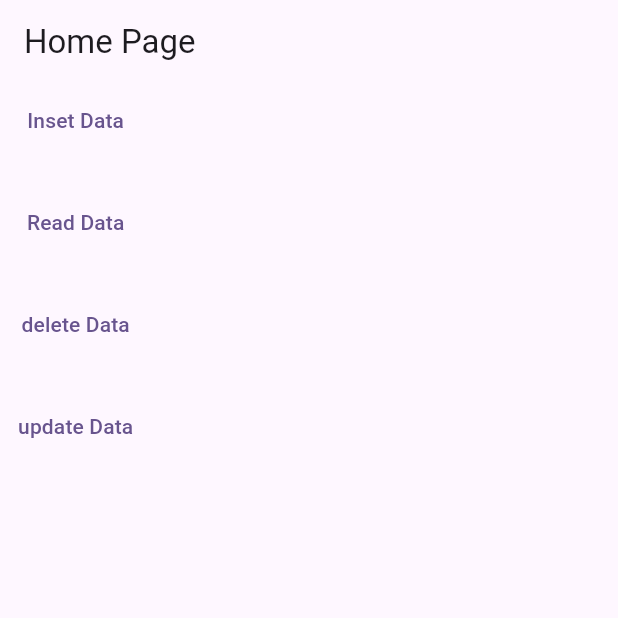
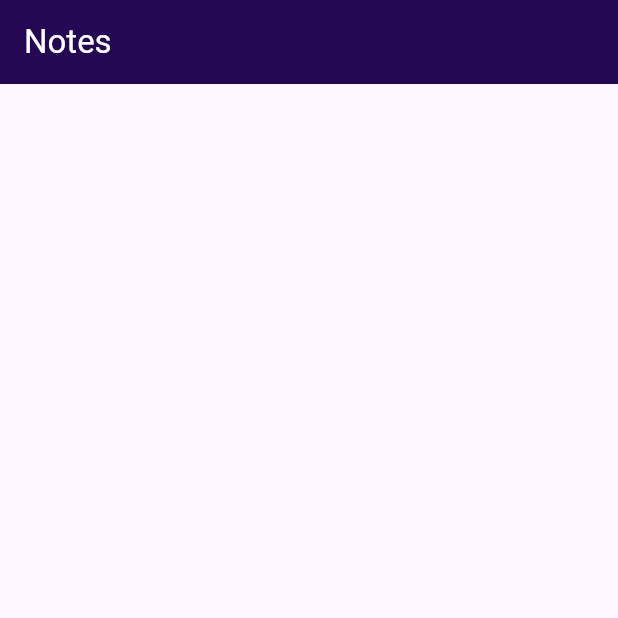
Before and after one commit to MohamedAliShaltoot/TODo_App, a Flutter app: the screen it shows after launch, on a phone screen of 412 x 824 dp, the top half of it. Run offline on Flutter 3.47's test engine with Material 3 defaults, Android fonts, the phone set to English and light mode, and no system bars; our stand-ins replace sqflite; accounts and stored records are empty.

Commit message:
modify UI

```diff
--- a/lib/home_page.dart
+++ b/lib/home_page.dart
@@ -1,4 +1,3 @@
-import 'package:flutter/foundation.dart';
 import 'package:flutter/material.dart';
 import 'package:sqflite_app/DataBase/sqf_lite.dart';
 
@@ -12,47 +11,42 @@ class MyHomePage extends StatefulWidget {
 class _MyHomePageState extends State<MyHomePage> {
   SqfLiteDb sqfLiteDb = SqfLiteDb();
 
+  Future<List<Map>> ireadData() async {
+    List<Map> response = await sqfLiteDb.readData("SELECT * FROM 'notes' ");
+    return response;
+  }
+
   @override
   Widget build(BuildContext context) {
     return Scaffold(
       appBar: AppBar(
-        title: const Text("Home Page"),
+        title: const Text("Notes",style: TextStyle(color: Colors.white),),
+        backgroundColor: const Color.fromARGB(255, 36, 8, 84),
       ),
       body: Column(
         children: [
-          TextButton(onPressed: () async {
-         int id =   await sqfLiteDb.insertData("INSERT INTO notes ('title','note') VALUES ('first app','it wasn ot easy bro')");
-            if (kDebugMode) {
-              print(id);
-            }
-          }, child: const Text("Inset Data")),
-          const SizedBox(
-            height: 20,
-          ),
-          TextButton(onPressed: () async {
-           List<Map> response = await sqfLiteDb.readData("SELECT * FROM 'notes' ");
-            if (kDebugMode) {
-              print(response);
-            }
-          }, child: const Text("Read Data")),
-           const SizedBox(
-            height: 20,
-          ),
-          TextButton(onPressed: () async {
-          int response = await sqfLiteDb.deleteData("DELETE FROM 'notes' WHERE id = 1  ");
-            if (kDebugMode) {
-              print(response);
-            }
-          }, child: const Text("delete Data")),
-           const SizedBox(
-            height: 20,
-          ),
-          TextButton(onPressed: () async {
-           int response = await sqfLiteDb.updateData("UPDATE 'notes' SET title = 'new title', note = 'new note' WHERE id = 2  ");
-            if (kDebugMode) {
-              print(response);
-            }
-          }, child: const Text("update Data")),
+          FutureBuilder(
+              future: ireadData(),
+              builder: (context, AsyncSnapshot<List<Map>> snapshot) {
+                if (snapshot.hasData) {
+                  return ListView.builder(
+                    shrinkWrap: true,
+                    physics: const NeverScrollableScrollPhysics(),
+                    itemCount: snapshot.data!.length,
+                    itemBuilder: (context, index) {
+                      return Card(
+                        child: ListTile(
+                          title: Text(snapshot.data![index]['title']),
+                          subtitle: Text(snapshot.data![index]['note']),
+
+                        ),
+
+                      );
+                    },
+                  );
+                }
+                return const Center(child: CircularProgressIndicator());
+              }),
         ],
       ),
     );
```
